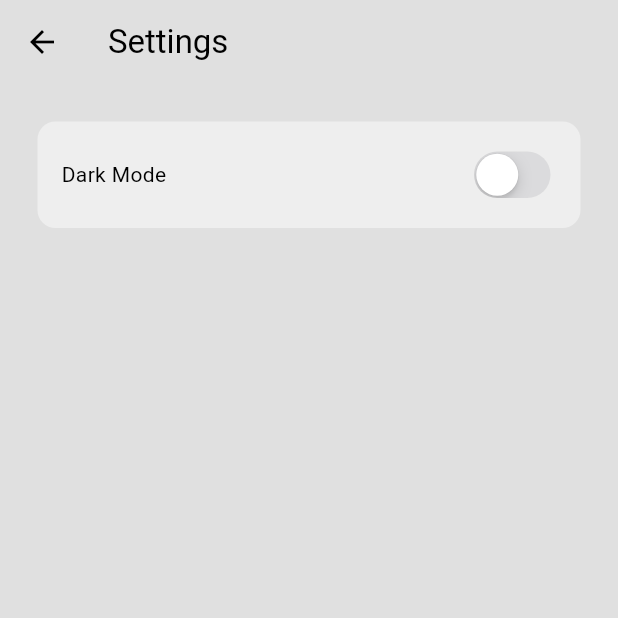
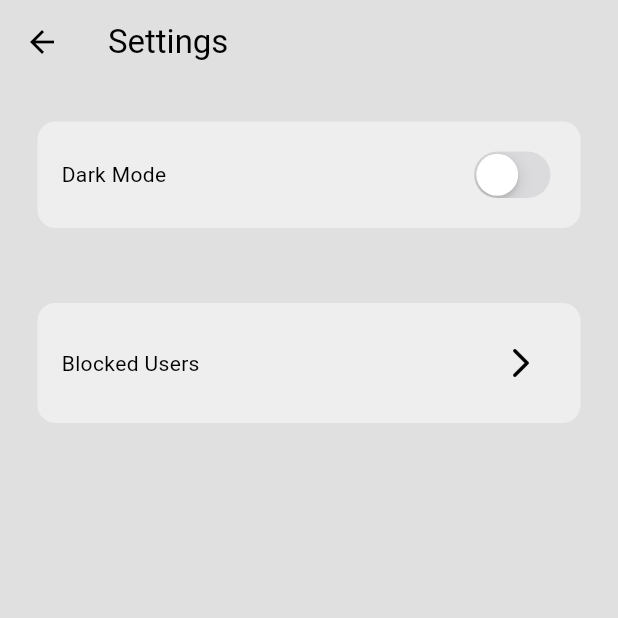
Before and after one commit to binemugha/simple_chat_app, a Flutter app: the screen it shows once a user with an empty profile is signed in, in the side drawer, after a tap on "S E T T I N G S", on a phone screen of 412 x 824 dp, the top half of it. Run offline on Flutter 3.47's test engine with Material 3 defaults, Android fonts, the light colour scheme and no system bars; our stand-ins replace cloud_firestore, firebase_auth, firebase_core; accounts and stored records are empty; statements that could not run were skipped.

Commit message:
block and report function

```diff
--- a/lib/main.dart
+++ b/lib/main.dart
@@ -3,7 +3,6 @@ import 'package:flutter/material.dart';
 import 'package:provider/provider.dart';
 import 'package:simple_chat_app/services/auth/auth_gate.dart';
 import 'package:simple_chat_app/firebase_options.dart';
-import 'package:simple_chat_app/themes/light_mode.dart';
 import 'package:simple_chat_app/themes/theme_provider.dart';
 
 void main() async {
--- a/lib/pages/home_page.dart
+++ b/lib/pages/home_page.dart
@@ -23,7 +23,7 @@ class HomePage extends StatelessWidget {
   // build a list of users except for the current logged
   Widget _buildUserList() {
     return StreamBuilder(
-      stream: _chatService.getUserStream(),
+      stream: _chatService.getUserStreamExcludingBlocked(),
       builder: (context, snapshot) {
         // error
         if (snapshot.hasError) {
--- a/lib/pages/settings_page.dart
+++ b/lib/pages/settings_page.dart
@@ -1,6 +1,7 @@
 import 'package:flutter/cupertino.dart';
 import 'package:flutter/material.dart';
 import 'package:provider/provider.dart';
+import 'package:simple_chat_app/pages/blocked_users_page.dart';
 import 'package:simple_chat_app/themes/theme_provider.dart';
 
 class SettingsPage extends StatelessWidget {
@@ -10,7 +11,13 @@ class SettingsPage extends StatelessWidget {
   Widget build(BuildContext context) {
     return Scaffold(
       appBar: AppBar(title: Text("Settings")),
-      body: Container(
+      body: Center(
+        child: ConstrainedBox(
+          constraints: const BoxConstraints(maxWidth: 600),
+          child: Column(
+            children: [
+              // dark mode
+              Container(
                 decoration: BoxDecoration(
                   color: Theme.of(context).colorScheme.secondary,
                   borderRadius: BorderRadius.circular(12),
@@ -23,7 +30,10 @@ class SettingsPage extends StatelessWidget {
                     const Text("Dark Mode"),
                     CupertinoSwitch(
                       value:
-                  Provider.of<ThemeProvider>(context, listen: false).isDarkMode,
+                          Provider.of<ThemeProvider>(
+                            context,
+                            listen: false,
+                          ).isDarkMode,
                       onChanged:
                           (value) =>
                               Provider.of<ThemeProvider>(
@@ -34,6 +44,36 @@ class SettingsPage extends StatelessWidget {
                   ],
                 ),
               ),
+
+              // blocked users
+              Container(
+                decoration: BoxDecoration(
+                  color: Theme.of(context).colorScheme.secondary,
+                  borderRadius: BorderRadius.circular(12),
+                ),
+                margin: const EdgeInsets.all(25),
+                padding: const EdgeInsets.all(16),
+                child: Row(
+                  mainAxisAlignment: MainAxisAlignment.spaceBetween,
+                  children: [
+                    const Text("Blocked Users"),
+                    IconButton(
+                      onPressed:
+                          () => Navigator.push(
+                            context,
+                            MaterialPageRoute(
+                              builder: (context) => BlockedUsersPage(),
+                            ),
+                          ),
+                      icon: Icon(Icons.arrow_forward_ios_rounded),
+                    ),
+                  ],
+                ),
+              ),
+            ],
+          ),
+        ),
+      ),
     );
   }
 }
--- a/lib/services/chat/chat_services.dart
+++ b/lib/services/chat/chat_services.dart
@@ -53,7 +53,7 @@ class ChatService extends ChangeNotifier {
     return _firestore
         .collection("Users")
         .doc(currentUser!.uid)
-        .collection("BlockedUsers")
+        .collection("Blockedusers")
         .snapshots()
         .asyncMap((snapshot) async {
           final blockedUserIds = snapshot.docs.map((doc) => doc.id).toList();
@@ -122,11 +122,11 @@ class ChatService extends ChangeNotifier {
   }
 
   // get blocked users stream
-  Stream<List<Map<String, dynamic>>> getBlockedUsers(String userId) {
+  Stream<List<Map<String, dynamic>>> getBlockedUsersStream(String userId) {
     return _firestore
         .collection("Users")
         .doc(userId)
-        .collection("BlockedUsers")
+        .collection("Blockedusers")
         .snapshots()
         .asyncMap((snapshot) async {
           final blockedUserIds = snapshot.docs.map((doc) => doc.id).toList();
```
Also changed, not shown: lib/components/chat_bubble.dart (+112 -1 lines), lib/pages/blocked_users_page.dart (added, +83 -0 lines), lib/pages/chat_page.dart (+6 -1 lines). Lines whose indentation alone changed are shown as unchanged.
